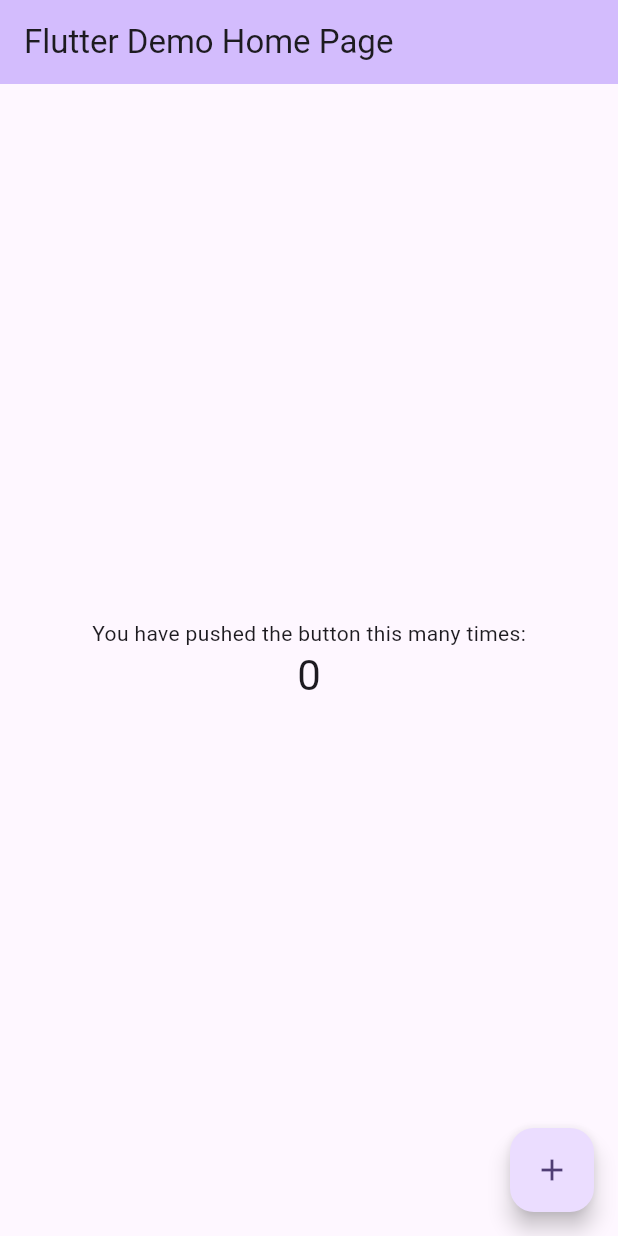
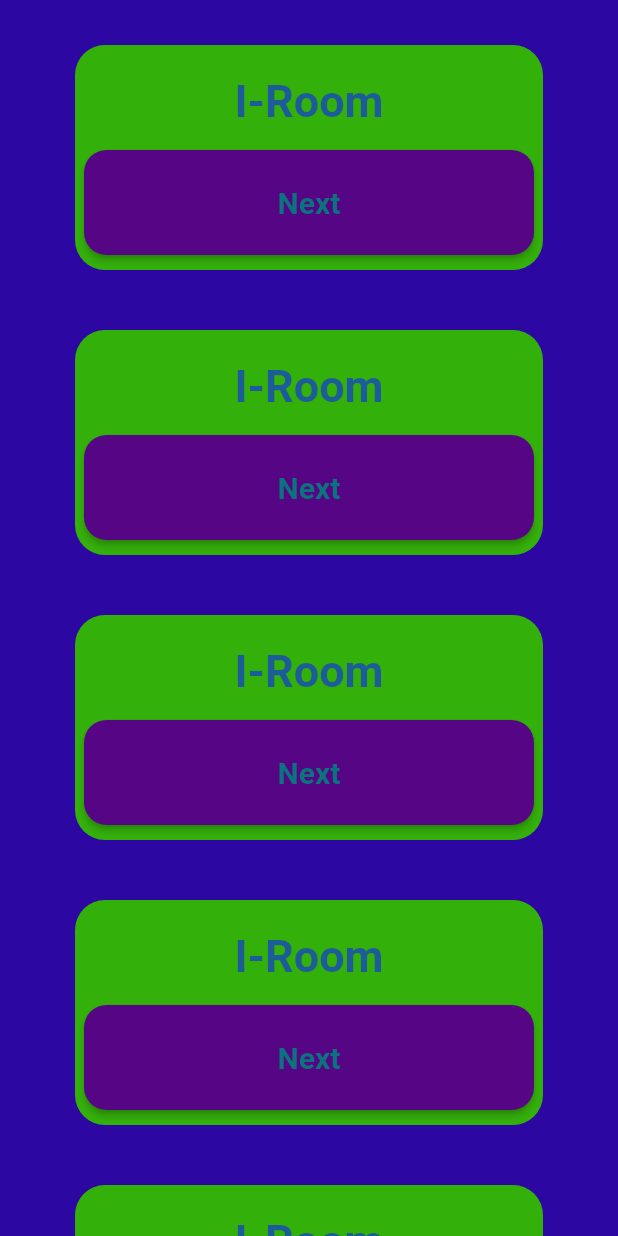
Before and after one commit to root7277/game_club, a Flutter app: the screen it shows after launch, on a phone screen of 412 x 824 dp. Run offline on Flutter 3.47's test engine with Material 2 defaults, Android fonts, the phone set to English and light mode, and no system bars.

```diff
--- a/lib/main.dart
+++ b/lib/main.dart
@@ -1,125 +1,28 @@
 import 'package:flutter/material.dart';
+import 'package:game_club/screen/one_screen.dart';
+import 'package:game_club/screen/two_screen.dart';
 
 void main() {
   runApp(const MyApp());
 }
 
-class MyApp extends StatelessWidget {
+class MyApp extends StatefulWidget {
   const MyApp({super.key});
 
-  // This widget is the root of your application.
+  @override
+  State<MyApp> createState() => _MyAppState();
+}
+
+class _MyAppState extends State<MyApp> {
   @override
   Widget build(BuildContext context) {
     return MaterialApp(
-      title: 'Flutter Demo',
-      theme: ThemeData(
-        // This is the theme of your application.
-        //
-        // TRY THIS: Try running your application with "flutter run". You'll see
-        // the application has a blue toolbar. Then, without quitting the app,
-        // try changing the seedColor in the colorScheme below to Colors.green
-        // and then invoke "hot reload" (save your changes or press the "hot
-        // reload" button in a Flutter-supported IDE, or press "r" if you used
-        // the command line to start the app).
-        //
-        // Notice that the counter didn't reset back to zero; the application
-        // state is not lost during the reload. To reset the state, use hot
-        // restart instead.
-        //
-        // This works for code too, not just values: Most code changes can be
-        // tested with just a hot reload.
-        colorScheme: ColorScheme.fromSeed(seedColor: Colors.deepPurple),
-        useMaterial3: true,
-      ),
-      home: const MyHomePage(title: 'Flutter Demo Home Page'),
+      debugShowCheckedModeBanner: false,
+      initialRoute: 'one_screen',
+      routes: {
+        'one_screen':(context) => const OneScreen(),
+        'two_screen':(context) => const TwoScreen(),
+      },
     );
   }
 }
-
-class MyHomePage extends StatefulWidget {
-  const MyHomePage({super.key, required this.title});
-
-  // This widget is the home page of your application. It is stateful, meaning
-  // that it has a State object (defined below) that contains fields that affect
-  // how it looks.
-
-  // This class is the configuration for the state. It holds the values (in this
-  // case the title) provided by the parent (in this case the App widget) and
-  // used by the build method of the State. Fields in a Widget subclass are
-  // always marked "final".
-
-  final String title;
-
-  @override
-  State<MyHomePage> createState() => _MyHomePageState();
-}
-
-class _MyHomePageState extends State<MyHomePage> {
-  int _counter = 0;
-
-  void _incrementCounter() {
-    setState(() {
-      // This call to setState tells the Flutter framework that something has
-      // changed in this State, which causes it to rerun the build method below
-      // so that the display can reflect the updated values. If we changed
-      // _counter without calling setState(), then the build method would not be
-      // called again, and so nothing would appear to happen.
-      _counter++;
-    });
-  }
-
-  @override
-  Widget build(BuildContext context) {
-    // This method is rerun every time setState is called, for instance as done
-    // by the _incrementCounter method above.
-    //
-    // The Flutter framework has been optimized to make rerunning build methods
-    // fast, so that you can just rebuild anything that needs updating rather
-    // than having to individually change instances of widgets.
-    return Scaffold(
-      appBar: AppBar(
-        // TRY THIS: Try changing the color here to a specific color (to
-        // Colors.amber, perhaps?) and trigger a hot reload to see the AppBar
-        // change color while the other colors stay the same.
-        backgroundColor: Theme.of(context).colorScheme.inversePrimary,
-        // Here we take the value from the MyHomePage object that was created by
-        // the App.build method, and use it to set our appbar title.
-        title: Text(widget.title),
-      ),
-      body: Center(
-        // Center is a layout widget. It takes a single child and positions it
-        // in the middle of the parent.
-        child: Column(
-          // Column is also a layout widget. It takes a list of children and
-          // arranges them vertically. By default, it sizes itself to fit its
-          // children horizontally, and tries to be as tall as its parent.
-          //
-          // Column has various properties to control how it sizes itself and
-          // how it positions its children. Here we use mainAxisAlignment to
-          // center the children vertically; the main axis here is the vertical
-          // axis because Columns are vertical (the cross axis would be
-          // horizontal).
-          //
-          // TRY THIS: Invoke "debug painting" (choose the "Toggle Debug Paint"
-          // action in the IDE, or press "p" in the console), to see the
-          // wireframe for each widget.
-          mainAxisAlignment: MainAxisAlignment.center,
-          children: <Widget>[
-            const Text(
-              'You have pushed the button this many times:',
-            ),
-            Text(
-              '$_counter',
-              style: Theme.of(context).textTheme.headlineMedium,
-            ),
-          ],
-        ),
-      ),
-      floatingActionButton: FloatingActionButton(
-        onPressed: _incrementCounter,
-        tooltip: 'Increment',
-        child: const Icon(Icons.add),
-      ), // This trailing comma makes auto-formatting nicer for build methods.
-    );
-  }
-}
--- /dev/null
+++ b/lib/screen/one_screen.dart
@@ -0,0 +1,29 @@
+import 'package:flutter/material.dart';
+import 'package:game_club/widgets/room.dart';
+
+class OneScreen extends StatefulWidget {
+  const OneScreen({super.key});
+
+  @override
+  State<OneScreen> createState() => _OneScreenState();
+}
+
+class _OneScreenState extends State<OneScreen> {
+  @override
+  Widget build(BuildContext context) {
+    return Scaffold(
+      backgroundColor: const Color.fromARGB(255, 45, 7, 161),
+      body: Padding(
+        padding: const EdgeInsets.only(top: 10, left: 30, right: 30),
+        child: ListView.builder(
+          itemCount: 5,
+          itemBuilder: (context, index){
+            return const GameRoomNumber(
+              roomName: 'I-Room',
+            );
+          },
+        ),
+      ),
+    );
+  }
+}
--- /dev/null
+++ b/lib/widgets/room.dart
@@ -0,0 +1,49 @@
+import 'package:flutter/material.dart';
+
+class GameRoomNumber extends StatefulWidget {
+  final String roomName;
+  const GameRoomNumber({super.key, required this.roomName});
+
+  @override
+  State<GameRoomNumber> createState() => _GameRoomNumberState();
+}
+
+class _GameRoomNumberState extends State<GameRoomNumber> {
+  @override
+  Widget build(BuildContext context) {
+    return Container(
+      margin: const EdgeInsets.all(20),
+      height: 150,
+      decoration: const BoxDecoration(
+        borderRadius: BorderRadius.all(Radius.circular(20)),
+        color: Color.fromARGB(255, 52, 176, 11),
+      ),
+      child: Column(
+        children: [
+          Padding(
+            padding: const EdgeInsets.only(top: 20),
+            child: Text(
+              widget.roomName,
+              style: const TextStyle(fontSize: 30, fontWeight: FontWeight.bold, color: Color.fromARGB(255, 28, 93, 153)),
+            ),
+          ),
+          const SizedBox(height: 15),
+          ElevatedButton(
+            onPressed: (){
+              Navigator.pushNamed(context, 'two_screen');
+            },
+            style: const ButtonStyle(
+              minimumSize: MaterialStatePropertyAll(Size(300, 70)),
+              shape: MaterialStatePropertyAll(RoundedRectangleBorder(borderRadius: BorderRadius.all(Radius.circular(15)))),
+              backgroundColor: MaterialStatePropertyAll(Color.fromARGB(255, 86, 6, 133))
+            ),
+            child: const Text(
+              'Next',
+              style: TextStyle(fontSize: 20, fontWeight: FontWeight.w700, color: Color.fromARGB(255, 10, 115, 125)),
+            )
+          ),
+        ],
+      ),
+    );
+  }
+}
```
Also changed, not shown: lib/screen/two_screen.dart (added, +57 -0 lines).
